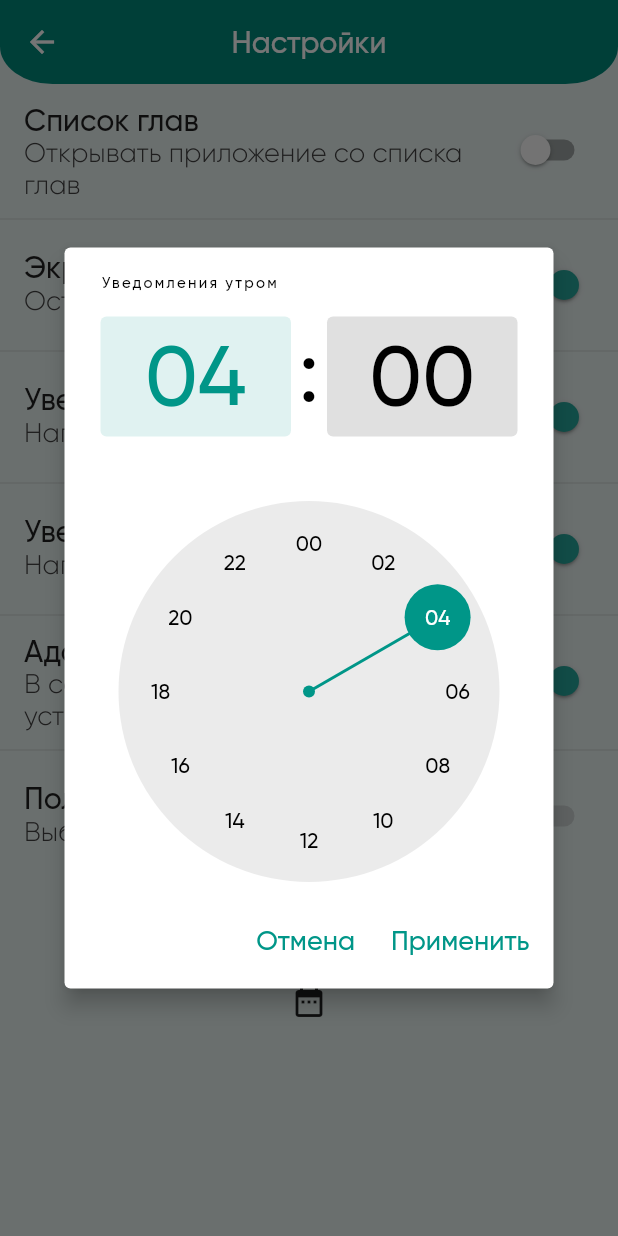
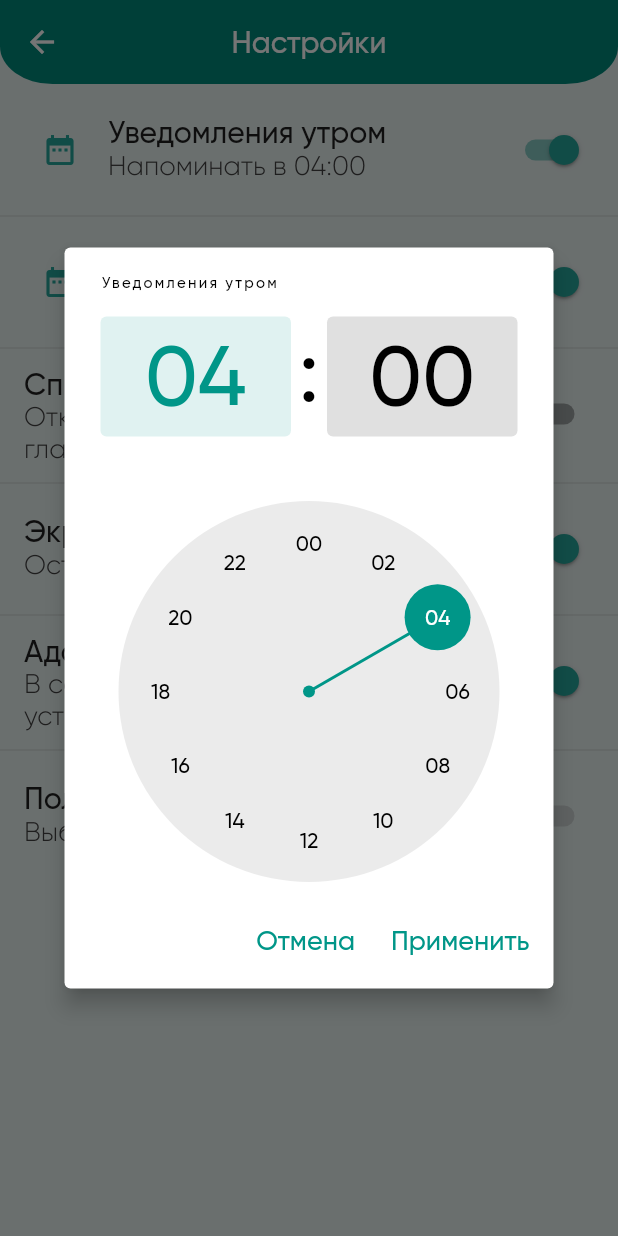
Before and after one commit to JMApps/fortress_of_the_muslim, a Flutter app: the AppSettingsPage screen opened by its route, after a tap on the "date range" icon, on a phone screen of 412 x 824 dp. Run offline on Flutter 3.47's test engine with Material 2 defaults, Android fonts, the phone set to English and light mode, and no system bars; our stand-ins replace flutter_html, flutter_local_notifications, hive_flutter, share_plus, sqflite, step_progress_indicator and 2 more; missing offline and left inert: flu_wake_lock; accounts and stored records are empty; statements that could not run were skipped.

Commit message:
Small fixes

```diff
--- a/lib/application/state/main_app_settings_state.dart
+++ b/lib/application/state/main_app_settings_state.dart
@@ -43,11 +43,11 @@ class MainAppSettingsState extends ChangeNotifier {
     _isRunMainChapters = _appSettingsBox.get(AppConstraints.keyRunChapters, defaultValue: false);
     _isDisplayOn = _appSettingsBox.get(AppConstraints.keyDisplayOn, defaultValue: true);
     _isMorningNotification = _appSettingsBox.get(AppConstraints.keyMorningNotification, defaultValue: true);
+    _defaultMorningNotificationTime = _appSettingsBox.get(AppConstraints.keyMorningNotificationTime, defaultValue: '2023-12-31T04:00:00.0');
     _isEveningNotification = _appSettingsBox.get(AppConstraints.keyEveningNotification, defaultValue: true);
+    _defaultEveningNotificationTime = _appSettingsBox.get(AppConstraints.keyEveningNotificationTime, defaultValue: '2023-12-31T17:00:00.0');
     _isAdaptiveTheme = _appSettingsBox.get(AppConstraints.keyAdaptiveTheme, defaultValue: true);
     _isUserTheme = _appSettingsBox.get(AppConstraints.keyUserTheme, defaultValue: false);
-    _defaultMorningNotificationTime = _appSettingsBox.get(AppConstraints.keyMorningNotificationTime, defaultValue: '2023-12-31T04:00:00.0');
-    _defaultEveningNotificationTime = _appSettingsBox.get(AppConstraints.keyEveningNotificationTime, defaultValue: '2023-12-31T17:00:00.0');
   }
 
   runManinChapters() {
--- a/lib/application/theme/app_themes.dart
+++ b/lib/application/theme/app_themes.dart
@@ -82,7 +82,7 @@ class AppThemes {
         color: Color(0xFFA1A1A1),
       ),
       labelLarge: TextStyle(
-        fontSize: 75,
+        fontSize: 18,
         fontFamily: 'Gilroy',
         color: Color(0xFFD3D3D3),
       ),
--- a/lib/presentation/counter/text_free_count_number.dart
+++ b/lib/presentation/counter/text_free_count_number.dart
@@ -9,7 +9,9 @@ class TextFreeCounterNumber extends StatelessWidget {
   Widget build(BuildContext context) {
     return Text(
       context.watch<CounterState>().getFreeCountNumber.toString(),
-      style: Theme.of(context).textTheme.labelLarge,
+      style: const TextStyle(
+        fontSize: 75,
+      ),
       textAlign: TextAlign.center,
     );
   }
--- a/lib/presentation/counter/text_one_hundred_count_number.dart
+++ b/lib/presentation/counter/text_one_hundred_count_number.dart
@@ -9,7 +9,9 @@ class TextOneHundredCounterNumber extends StatelessWidget {
   Widget build(BuildContext context) {
     return Text(
       context.watch<CounterState>().getOneHundredCountNumber.toString(),
-      style: Theme.of(context).textTheme.labelLarge,
+      style: const TextStyle(
+        fontSize: 75,
+      ),
       textAlign: TextAlign.center,
     );
   }
--- a/lib/presentation/counter/text_prayer_count_number.dart
+++ b/lib/presentation/counter/text_prayer_count_number.dart
@@ -9,7 +9,9 @@ class TextPrayerCounterNumber extends StatelessWidget {
   Widget build(BuildContext context) {
     return Text(
       context.watch<CounterState>().getPrayerCountNumber.toString(),
-      style: Theme.of(context).textTheme.labelLarge,
+      style: const TextStyle(
+        fontSize: 75,
+      ),
       textAlign: TextAlign.center,
     );
   }
--- a/lib/presentation/main/select_button_card.dart
+++ b/lib/presentation/main/select_button_card.dart
@@ -57,7 +57,9 @@ class SelectButtonCard extends StatelessWidget {
               Text(
                 title,
                 textAlign: TextAlign.center,
-                style: theme.textTheme.labelMedium,
+                style: const TextStyle(
+                  fontSize: 14,
+                ),
                 maxLines: 1,
                 overflow: TextOverflow.ellipsis,
               ),
--- a/lib/presentation/settings/app_settings_page.dart
+++ b/lib/presentation/settings/app_settings_page.dart
@@ -2,6 +2,7 @@ import 'package:flutter/material.dart';
 import 'package:fortress_of_the_muslim/application/state/main_app_settings_state.dart';
 import 'package:fortress_of_the_muslim/application/string/app_strings.dart';
 import 'package:fortress_of_the_muslim/application/theme/app_themes.dart';
+import 'package:intl/intl.dart';
 import 'package:provider/provider.dart';
 
 class AppSettingsPage extends StatelessWidget {
@@ -20,7 +21,100 @@ class AppSettingsPage extends StatelessWidget {
             return Column(
               children: [
                 const SizedBox(height: 8),
+                ListTile(
+                  visualDensity: const VisualDensity(horizontal: -4),
+                  title: Text(
+                    'Уведомления утром',
+                    style: theme.textTheme.bodyMedium,
+                  ),
+                  subtitle: Text(
+                    'Напоминать в ${DateFormat().add_Hm().format(DateTime.parse(settings.getDefaultMorningNotificationTime))}',
+                    style: theme.textTheme.bodySmall,
+                  ),
+                  trailing: Switch(
+                    activeColor: theme.colorScheme.mainChaptersColor,
+                    value: settings.getIsMorningNotification,
+                    onChanged: (bool? value) {
+                      settings.morningNotification();
+                    },
+                  ),
+                  leading: IconButton(
+                    splashRadius: 25,
+                    color: theme.colorScheme.mainChaptersColor,
+                    onPressed: () {
+                      showTimePicker(
+                        context: context,
+                        initialEntryMode: TimePickerEntryMode.dialOnly,
+                        initialTime: TimeOfDay.fromDateTime(DateTime.parse(settings.getDefaultMorningNotificationTime)),
+                        helpText: AppStrings.morningNotification,
+                        cancelText: AppStrings.cancel,
+                        confirmText: AppStrings.confirm,
+                        builder: (BuildContext context, Widget? child) {
+                          return MediaQuery(
+                            data: MediaQuery.of(context).copyWith(alwaysUse24HourFormat: true),
+                            child: child!,
+                          );
+                        },
+                      ).then((TimeOfDay? time) {
+                        if (time != null) {
+                          settings.changeMorningTimeOfDay(DateTime(2023, 12, 31, time.hour, time.minute).toIso8601String());
+                        }
+                      });
+                    },
+                    icon: const Icon(
+                      Icons.date_range,
+                    ),
+                  ),
+                ),
+                const Divider(),
+                ListTile(
+                  visualDensity: const VisualDensity(horizontal: -4),
+                  title: Text(
+                    'Уведомления вечером',
+                    style: theme.textTheme.bodyMedium,
+                  ),
+                  subtitle: Text(
+                    'Напоминать в ${DateFormat().add_Hm().format(DateTime.parse(settings.getDefaultEveningNotificationTime))}',
+                    style: theme.textTheme.bodySmall,
+                  ),
+                  trailing: Switch(
+                    activeColor: theme.colorScheme.mainChaptersColor,
+                    value: settings.getIsEveningNotification,
+                    onChanged: (bool? value) {
+                      settings.eveningNotification();
+                    },
+                  ),
+                  leading: IconButton(
+                    splashRadius: 25,
+                    color: theme.colorScheme.mainChaptersColor,
+                    onPressed: () {
+                      showTimePicker(
+                        context: context,
+                        initialEntryMode: TimePickerEntryMode.dialOnly,
+                        initialTime: TimeOfDay.fromDateTime(DateTime.parse(settings.getDefaultEveningNotificationTime)),
+                        helpText: AppStrings.eveningNotification,
+                        cancelText: AppStrings.cancel,
+                        confirmText: AppStrings.confirm,
+                        builder: (BuildContext context, Widget? child) {
+                          return MediaQuery(
+                            data: MediaQuery.of(context).copyWith(alwaysUse24HourFormat: true),
+                            child: child!,
+                          );
+                        },
+                      ).then((TimeOfDay? time) {
+                        if (time != null) {
+                          settings.changeEveningTimeOfDay(DateTime(2023, 12, 31, time.hour, time.minute).toIso8601String());
+                        }
+                      });
+                    },
+                    icon: const Icon(
+                      Icons.date_range,
+                    ),
+                  ),
+                ),
+                const Divider(),
                 SwitchListTile(
+                  visualDensity: const VisualDensity(horizontal: -4),
                   title: Text(
                     'Список глав',
                     style: theme.textTheme.bodyMedium,
@@ -30,7 +124,6 @@ class AppSettingsPage extends StatelessWidget {
                     style: theme.textTheme.bodySmall,
                   ),
                   activeColor: theme.colorScheme.mainChaptersColor,
-                  visualDensity: const VisualDensity(horizontal: -4),
                   value: settings.getIsRunMainChapters,
                   onChanged: (bool? value) {
                     settings.runManinChapters();
@@ -38,6 +131,7 @@ class AppSettingsPage extends StatelessWidget {
                 ),
                 const Divider(),
                 SwitchListTile(
+                  visualDensity: const VisualDensity(horizontal: -4),
                   title: Text(
                     'Экран',
                     style: theme.textTheme.bodyMedium,
@@ -47,7 +141,6 @@ class AppSettingsPage extends StatelessWidget {
                     style: theme.textTheme.bodySmall,
                   ),
                   activeColor: theme.colorScheme.mainChaptersColor,
-                  visualDensity: const VisualDensity(horizontal: -4),
                   value: settings.getIsDisplayOn,
                   onChanged: (bool? value) {
                     settings.displayOnOff();
@@ -55,40 +148,7 @@ class AppSettingsPage extends StatelessWidget {
                 ),
                 const Divider(),
                 SwitchListTile(
-                  title: Text(
-                    'Уведомления утром',
-                    style: theme.textTheme.bodyMedium,
-                  ),
-                  subtitle: Text(
-                    'Напоминать про азкары утром',
-                    style: theme.textTheme.bodySmall,
-                  ),
-                  activeColor: theme.colorScheme.mainChaptersColor,
                   visualDensity: const VisualDensity(horizontal: -4),
-                  value: settings.getIsMorningNotification,
-                  onChanged: (bool? value) {
-                    settings.morningNotification();
-                  },
-                ),
-                const Divider(),
-                SwitchListTile(
-                  title: Text(
-                    'Уведомления вечером',
-                    style: theme.textTheme.bodyMedium,
-                  ),
-                  subtitle: Text(
-                    'Напоминать про азкары вечером',
-                    style: theme.textTheme.bodySmall,
-                  ),
-                  activeColor: theme.colorScheme.mainChaptersColor,
-                  visualDensity: const VisualDensity(horizontal: -4),
-                  value: settings.getIsEveningNotification,
-                  onChanged: (bool? value) {
-                    settings.eveningNotification();
-                  },
-                ),
-                const Divider(),
-                SwitchListTile(
                   title: Text(
                     'Адаптивная тема',
                     style: theme.textTheme.bodyMedium,
@@ -98,7 +158,6 @@ class AppSettingsPage extends StatelessWidget {
                     style: theme.textTheme.bodySmall,
                   ),
                   activeColor: theme.colorScheme.mainChaptersColor,
-                  visualDensity: const VisualDensity(horizontal: -4),
                   value: settings.getIsAdaptiveTheme,
                   onChanged: (bool? value) {
                     settings.adaptiveTheme();
@@ -106,6 +165,7 @@ class AppSettingsPage extends StatelessWidget {
                 ),
                 const Divider(),
                 SwitchListTile(
+                  visualDensity: const VisualDensity(horizontal: -4),
                   title: Text(
                     'Пользовательская тема',
                     style: theme.textTheme.bodyMedium,
@@ -115,62 +175,13 @@ class AppSettingsPage extends StatelessWidget {
                     style: theme.textTheme.bodySmall,
                   ),
                   activeColor: theme.colorScheme.mainChaptersColor,
-                  visualDensity: const VisualDensity(horizontal: -4),
                   value: settings.getIsUserTheme,
                   onChanged: settings.getIsAdaptiveTheme
-                      ? null
-                      : (bool? value) {
-                          settings.userTheme();
-                        },
+                      ? null : (bool? value) {
+                            settings.userTheme();
+                          },
                 ),
                 const SizedBox(height: 8),
-                IconButton(
-                  onPressed: () {
-                    showTimePicker(
-                      context: context,
-                      initialEntryMode: TimePickerEntryMode.dialOnly,
-                      initialTime: TimeOfDay.fromDateTime(DateTime.parse(settings.getDefaultMorningNotificationTime)),
-                      helpText: AppStrings.morningNotification,
-                      cancelText: AppStrings.cancel,
-                      confirmText: AppStrings.confirm,
-                      builder: (BuildContext context, Widget? child) {
-                        return MediaQuery(
-                          data: MediaQuery.of(context).copyWith(alwaysUse24HourFormat: true),
-                          child: child!,
-                        );
-                      },
-                    ).then((TimeOfDay? time) => {
-                      settings.changeMorningTimeOfDay(DateTime(2023, 12, 31, time!.hour, time.minute).toIso8601String())
-                    });
-                  },
-                  icon: const Icon(
-                    Icons.date_range,
-                  ),
-                ),
-                const SizedBox(height: 8),
-                IconButton(
-                  onPressed: () {
-                    showTimePicker(
-                      context: context,
-                      initialEntryMode: TimePickerEntryMode.dialOnly,
-                      initialTime: TimeOfDay.fromDateTime(DateTime.parse(settings.getDefaultEveningNotificationTime)),
-                      helpText: AppStrings.eveningNotification,
-                      cancelText: AppStrings.cancel,
-                      confirmText: AppStrings.confirm,
-                      builder: (BuildContext context, Widget? child) {
-                        return MediaQuery(
-                          data: MediaQuery.of(context).copyWith(alwaysUse24HourFormat: true),
-                          child: child!,
-                        );
-                      },
-                    ).then((TimeOfDay? time) => {
-                      settings.changeEveningTimeOfDay(DateTime(2023, 12, 31, time!.hour, time.minute).toIso8601String())
-                    });
-                  },
-                  icon: const Icon(
-                    Icons.date_range,
-                  ),
-                ),
               ],
             );
           },
```
Also changed, not shown: 3 other files.
